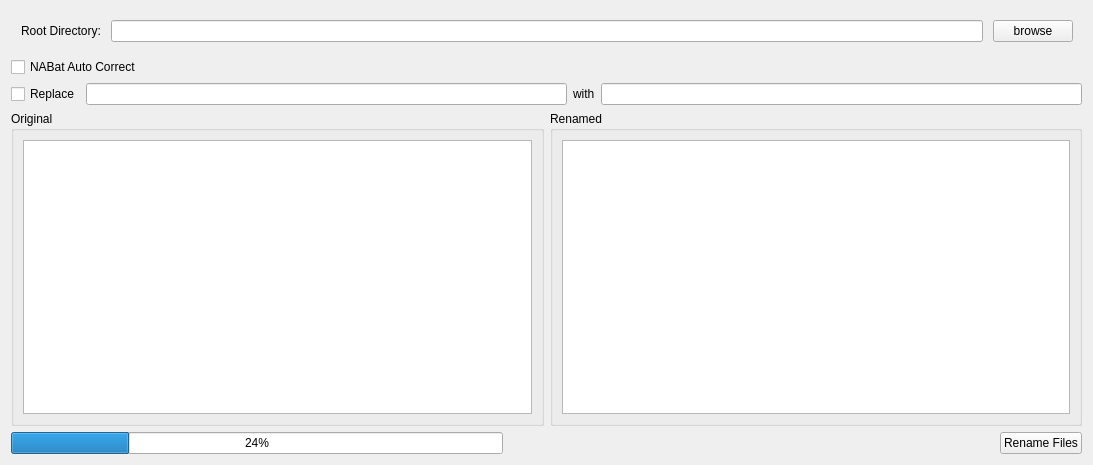
Qt form guanomdeditor/gui/ui_files/FileRenamer.ui (ColinTalbert/GuanoMDEditor) before a commit.
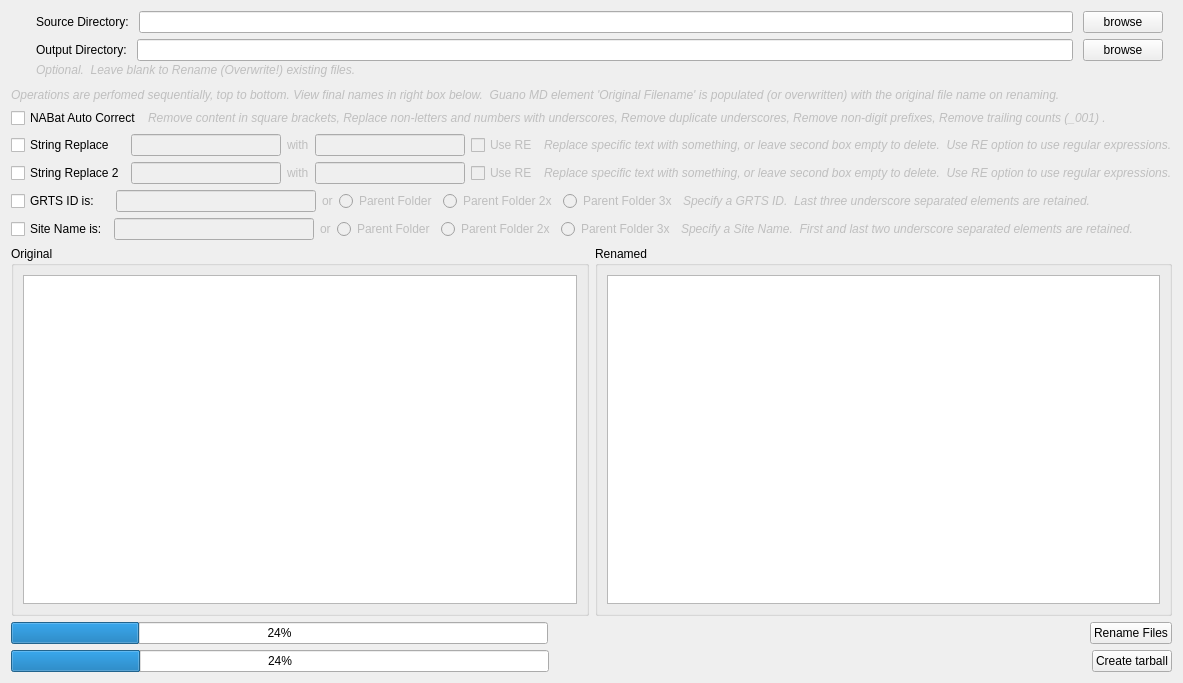
The same form after that commit.

Patch:
```diff
--- a/guanomdeditor/gui/ui_files/FileRenamer.ui
+++ b/guanomdeditor/gui/ui_files/FileRenamer.ui
@@ -6,8 +6,8 @@
    <rect>
     <x>0</x>
     <y>0</y>
-    <width>1093</width>
-    <height>465</height>
+    <width>1183</width>
+    <height>683</height>
    </rect>
   </property>
   <property name="windowTitle">
@@ -21,12 +21,18 @@
        <number>10</number>
       </property>
       <property name="leftMargin">
-       <number>10</number>
+       <number>25</number>
+      </property>
+      <property name="topMargin">
+       <number>0</number>
+      </property>
+      <property name="bottomMargin">
+       <number>0</number>
       </property>
       <item>
        <widget class="QLabel" name="label">
         <property name="text">
-         <string>Root Directory:</string>
+         <string>Source Directory:</string>
         </property>
        </widget>
       </item>
@@ -44,33 +50,420 @@
     </widget>
    </item>
    <item>
-    <widget class="QCheckBox" name="chk_auto_rename">
+    <layout class="QVBoxLayout" name="verticalLayout_4">
+     <property name="spacing">
+      <number>2</number>
+     </property>
+     <property name="leftMargin">
+      <number>25</number>
+     </property>
+     <item>
+      <widget class="QFrame" name="d_browse_frame_2">
+       <layout class="QHBoxLayout" name="horizontalLayout_9">
+        <property name="spacing">
+         <number>10</number>
+        </property>
+        <property name="leftMargin">
+         <number>0</number>
+        </property>
+        <property name="topMargin">
+         <number>0</number>
+        </property>
+        <property name="bottomMargin">
+         <number>0</number>
+        </property>
+        <item>
+         <widget class="QLabel" name="label_12">
+          <property name="text">
+           <string>Output Directory:</string>
+          </property>
+         </widget>
+        </item>
+        <item>
+         <widget class="QLineEdit" name="directory_name_output"/>
+        </item>
+        <item>
+         <widget class="QPushButton" name="btn_browse_output">
+          <property name="text">
+           <string>browse</string>
+          </property>
+         </widget>
+        </item>
+       </layout>
+      </widget>
+     </item>
+     <item>
+      <widget class="QLabel" name="label_13">
+       <property name="styleSheet">
+        <string notr="true">font: italic;
+color: rgb(191, 191, 191);</string>
+       </property>
+       <property name="text">
+        <string>Optional.  Leave blank to Rename (Overwrite!) existing files.</string>
+       </property>
+      </widget>
+     </item>
+    </layout>
+   </item>
+   <item>
+    <spacer name="verticalSpacer">
+     <property name="orientation">
+      <enum>Qt::Vertical</enum>
+     </property>
+     <property name="sizeType">
+      <enum>QSizePolicy::Fixed</enum>
+     </property>
+     <property name="sizeHint" stdset="0">
+      <size>
+       <width>20</width>
+       <height>5</height>
+      </size>
+     </property>
+    </spacer>
+   </item>
+   <item>
+    <widget class="QLabel" name="label_6">
+     <property name="styleSheet">
+      <string notr="true">font: italic;
+color: rgb(191, 191, 191);</string>
+     </property>
      <property name="text">
-      <string>NABat Auto Correct</string>
+      <string>Operations are perfomed sequentially, top to bottom. View final names in right box below.  Guano MD element 'Original Filename' is populated (or overwritten) with the original file name on renaming.</string>
      </property>
     </widget>
    </item>
+   <item>
+    <layout class="QHBoxLayout" name="horizontalLayout_8">
+     <item>
+      <widget class="QCheckBox" name="chk_auto_rename">
+       <property name="text">
+        <string>NABat Auto Correct</string>
+       </property>
+      </widget>
+     </item>
+     <item>
+      <widget class="QLabel" name="label_7">
+       <property name="styleSheet">
+        <string notr="true">font: italic;
+color: rgb(191, 191, 191);</string>
+       </property>
+       <property name="text">
+        <string>Remove content in square brackets, Replace non-letters and numbers with underscores, Remove duplicate underscores, Remove non-digit prefixes, Remove trailing counts (_001) .</string>
+       </property>
+      </widget>
+     </item>
+     <item>
+      <spacer name="horizontalSpacer_3">
+       <property name="orientation">
+        <enum>Qt::Horizontal</enum>
+       </property>
+       <property name="sizeHint" stdset="0">
+        <size>
+         <width>40</width>
+         <height>20</height>
+        </size>
+       </property>
+      </spacer>
+     </item>
+    </layout>
+   </item>
    <item>
     <layout class="QHBoxLayout" name="horizontalLayout_2">
      <item>
       <widget class="QCheckBox" name="chk_replace">
        <property name="text">
-        <string>Replace</string>
+        <string>String Replace   </string>
        </property>
       </widget>
      </item>
      <item>
-      <widget class="QLineEdit" name="replace_from"/>
+      <widget class="QLineEdit" name="replace_from">
+       <property name="enabled">
+        <bool>false</bool>
+       </property>
+      </widget>
      </item>
      <item>
       <widget class="QLabel" name="label_2">
+       <property name="enabled">
+        <bool>false</bool>
+       </property>
        <property name="text">
         <string>with</string>
        </property>
       </widget>
      </item>
      <item>
-      <widget class="QLineEdit" name="replace_to"/>
+      <widget class="QLineEdit" name="replace_to">
+       <property name="enabled">
+        <bool>false</bool>
+       </property>
+      </widget>
+     </item>
+     <item>
+      <widget class="QCheckBox" name="chk_use_re">
+       <property name="enabled">
+        <bool>false</bool>
+       </property>
+       <property name="text">
+        <string>Use RE</string>
+       </property>
+      </widget>
+     </item>
+     <item>
+      <widget class="QLabel" name="label_8">
+       <property name="styleSheet">
+        <string notr="true">font: italic;
+color: rgb(191, 191, 191);</string>
+       </property>
+       <property name="text">
+        <string>Replace specific text with something, or leave second box empty to delete.  Use RE option to use regular expressions.</string>
+       </property>
+      </widget>
+     </item>
+    </layout>
+   </item>
+   <item>
+    <layout class="QHBoxLayout" name="horizontalLayout_7">
+     <item>
+      <widget class="QCheckBox" name="chk_replace2">
+       <property name="text">
+        <string>String Replace 2</string>
+       </property>
+      </widget>
+     </item>
+     <item>
+      <widget class="QLineEdit" name="replace_from2">
+       <property name="enabled">
+        <bool>false</bool>
+       </property>
+      </widget>
+     </item>
+     <item>
+      <widget class="QLabel" name="label_3">
+       <property name="enabled">
+        <bool>false</bool>
+       </property>
+       <property name="text">
+        <string>with</string>
+       </property>
+      </widget>
+     </item>
+     <item>
+      <widget class="QLineEdit" name="replace_to2">
+       <property name="enabled">
+        <bool>false</bool>
+       </property>
+      </widget>
+     </item>
+     <item>
+      <widget class="QCheckBox" name="chk_use_re2">
+       <property name="enabled">
+        <bool>false</bool>
+       </property>
+       <property name="text">
+        <string>Use RE</string>
+       </property>
+      </widget>
+     </item>
+     <item>
+      <widget class="QLabel" name="label_9">
+       <property name="styleSheet">
+        <string notr="true">font: italic;
+color: rgb(191, 191, 191);</string>
+       </property>
+       <property name="text">
+        <string>Replace specific text with something, or leave second box empty to delete.  Use RE option to use regular expressions.</string>
+       </property>
+      </widget>
+     </item>
+    </layout>
+   </item>
+   <item>
+    <layout class="QHBoxLayout" name="horizontalLayout_5">
+     <item>
+      <widget class="QCheckBox" name="chk_folderGRTS">
+       <property name="text">
+        <string>GRTS ID is:   </string>
+       </property>
+      </widget>
+     </item>
+     <item>
+      <widget class="QLineEdit" name="grts_txt">
+       <property name="enabled">
+        <bool>false</bool>
+       </property>
+       <property name="minimumSize">
+        <size>
+         <width>200</width>
+         <height>0</height>
+        </size>
+       </property>
+       <property name="maximumSize">
+        <size>
+         <width>200</width>
+         <height>200</height>
+        </size>
+       </property>
+      </widget>
+     </item>
+     <item>
+      <widget class="QLabel" name="label_4">
+       <property name="enabled">
+        <bool>false</bool>
+       </property>
+       <property name="text">
+        <string>or</string>
+       </property>
+      </widget>
+     </item>
+     <item>
+      <widget class="QRadioButton" name="grts_folder">
+       <property name="enabled">
+        <bool>false</bool>
+       </property>
+       <property name="text">
+        <string>Parent Folder</string>
+       </property>
+      </widget>
+     </item>
+     <item>
+      <widget class="QRadioButton" name="grts_folder2x">
+       <property name="enabled">
+        <bool>false</bool>
+       </property>
+       <property name="text">
+        <string>Parent Folder 2x</string>
+       </property>
+      </widget>
+     </item>
+     <item>
+      <widget class="QRadioButton" name="grts_folder3x">
+       <property name="enabled">
+        <bool>false</bool>
+       </property>
+       <property name="text">
+        <string>Parent Folder 3x</string>
+       </property>
+      </widget>
+     </item>
+     <item>
+      <widget class="QLabel" name="label_10">
+       <property name="styleSheet">
+        <string notr="true">font: italic;
+color: rgb(191, 191, 191);</string>
+       </property>
+       <property name="text">
+        <string>Specify a GRTS ID.  Last three underscore separated elements are retained.</string>
+       </property>
+      </widget>
+     </item>
+     <item>
+      <spacer name="horizontalSpacer">
+       <property name="orientation">
+        <enum>Qt::Horizontal</enum>
+       </property>
+       <property name="sizeHint" stdset="0">
+        <size>
+         <width>40</width>
+         <height>20</height>
+        </size>
+       </property>
+      </spacer>
+     </item>
+    </layout>
+   </item>
+   <item>
+    <layout class="QHBoxLayout" name="horizontalLayout_6">
+     <item>
+      <widget class="QCheckBox" name="chk_sitename_folder">
+       <property name="text">
+        <string>Site Name is:</string>
+       </property>
+      </widget>
+     </item>
+     <item>
+      <widget class="QLineEdit" name="site_text">
+       <property name="enabled">
+        <bool>false</bool>
+       </property>
+       <property name="minimumSize">
+        <size>
+         <width>200</width>
+         <height>0</height>
+        </size>
+       </property>
+       <property name="maximumSize">
+        <size>
+         <width>200</width>
+         <height>200</height>
+        </size>
+       </property>
+      </widget>
+     </item>
+     <item>
+      <widget class="QLabel" name="label_5">
+       <property name="enabled">
+        <bool>false</bool>
+       </property>
+       <property name="text">
+        <string>or</string>
+       </property>
+      </widget>
+     </item>
+     <item>
+      <widget class="QRadioButton" name="site_folder">
+       <property name="enabled">
+        <bool>false</bool>
+       </property>
+       <property name="text">
+        <string>Parent Folder</string>
+       </property>
+      </widget>
+     </item>
+     <item>
+      <widget class="QRadioButton" name="site_folder2x">
+       <property name="enabled">
+        <bool>false</bool>
+       </property>
+       <property name="text">
+        <string>Parent Folder 2x</string>
+       </property>
+      </widget>
+     </item>
+     <item>
+      <widget class="QRadioButton" name="site_folder3x">
+       <property name="enabled">
+        <bool>false</bool>
+       </property>
+       <property name="text">
+        <string>Parent Folder 3x</string>
+       </property>
+      </widget>
+     </item>
+     <item>
+      <widget class="QLabel" name="label_11">
+       <property name="styleSheet">
+        <string notr="true">font: italic;
+color: rgb(191, 191, 191);</string>
+       </property>
+       <property name="text">
+        <string>Specify a Site Name.  First and last two underscore separated elements are retained.</string>
+       </property>
+      </widget>
+     </item>
+     <item>
+      <spacer name="horizontalSpacer_2">
+       <property name="orientation">
+        <enum>Qt::Horizontal</enum>
+       </property>
+       <property name="sizeHint" stdset="0">
+        <size>
+         <width>40</width>
+         <height>20</height>
+        </size>
+       </property>
+      </spacer>
      </item>
     </layout>
    </item>
@@ -133,6 +526,37 @@
      </item>
     </layout>
    </item>
+   <item>
+    <layout class="QHBoxLayout" name="horizontalLayout_10">
+     <item>
+      <widget class="QProgressBar" name="progressBar_tarball">
+       <property name="value">
+        <number>24</number>
+       </property>
+      </widget>
+     </item>
+     <item>
+      <spacer name="horizontalSpacer_6">
+       <property name="orientation">
+        <enum>Qt::Horizontal</enum>
+       </property>
+       <property name="sizeHint" stdset="0">
+        <size>
+         <width>40</width>
+         <height>20</height>
+        </size>
+       </property>
+      </spacer>
+     </item>
+     <item>
+      <widget class="QPushButton" name="btn_tarball">
+       <property name="text">
+        <string>Create tarball</string>
+       </property>
+      </widget>
+     </item>
+    </layout>
+   </item>
   </layout>
  </widget>
  <resources/>
```
